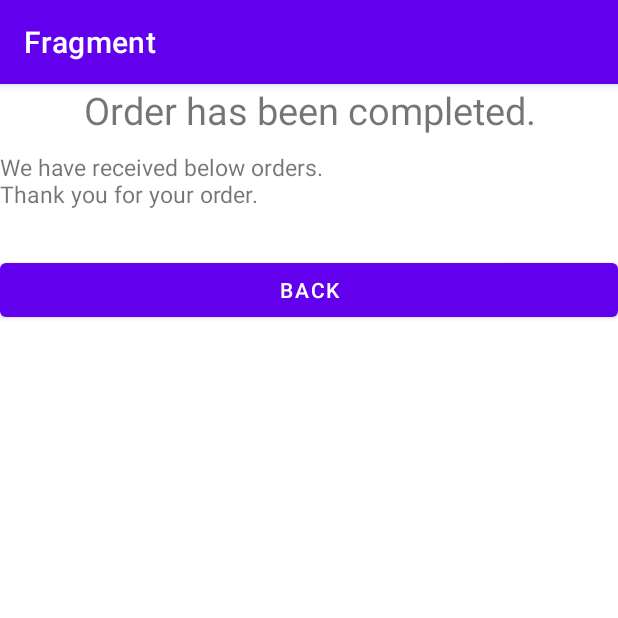
After one commit to b150005/-Kotlin, an Android app: the MenuThanksActivity screen opened directly, with no data from a screen before it, on a phone screen of 412 x 824 dp, the top half of it. The commit adds this screen. Run offline under Robolectric (Android 15) with nearby library versions, the phone set to English and light mode, and no system bars.

Commit message:
20210608

```diff
--- a/Fragment/app/src/main/AndroidManifest.xml
+++ b/Fragment/app/src/main/AndroidManifest.xml
@@ -9,6 +9,7 @@
         android:roundIcon="@mipmap/ic_launcher_round"
         android:supportsRtl="true"
         android:theme="@style/Theme.Fragment">
+        <activity android:name=".MenuThanksActivity"></activity>
         <activity android:name=".MainActivity">
             <intent-filter>
                 <action android:name="android.intent.action.MAIN" />
--- /dev/null
+++ b/Fragment/app/src/main/java/com/example/fragment/MenuThanksActivity.kt
@@ -0,0 +1,11 @@
+package com.example.fragment
+
+import androidx.appcompat.app.AppCompatActivity
+import android.os.Bundle
+
+class MenuThanksActivity : AppCompatActivity() {
+    override fun onCreate(savedInstanceState: Bundle?) {
+        super.onCreate(savedInstanceState)
+        setContentView(R.layout.activity_menu_thanks)
+    }
+}
--- /dev/null
+++ b/Fragment/app/src/main/java/com/example/fragment/MenuThanksFragment.kt
@@ -0,0 +1,112 @@
+package com.example.fragment
+
+import android.os.Bundle
+import androidx.fragment.app.Fragment
+import android.view.LayoutInflater
+import android.view.View
+import android.view.ViewGroup
+import android.widget.Button
+import android.widget.TextView
+
+class MenuThanksFragment : Fragment() {
+
+    // 10-inchの画面かどうか判定するフラグ
+    private var _isLayoutXLarger = true
+
+    override fun onCreate(savedInstanceState: Bundle?) {
+        super.onCreate(savedInstanceState)
+
+        // 10-inchの判定を行うためのフラグメント
+        // fragmentManager: FragmentManagerオブジェクトを表すプロパティ
+        // FragmentManager: アクティビティが保有するフラグメントを管理するクラス
+        // FragmentManager.findFragmentById(Id:): 指定したID(R値)に一致するフラグメントの取得
+        // id: レイアウトファイル(XML)で記述したフラグメントのID(R値)
+        val menuListFragment = fragmentManager?.findFragmentById(R.id.fragmentMenuList)
+
+        // 指定したフラグメントが同一アクティビティ内に存在しない場合
+        // -> 10-inchでない場合
+        if (menuListFragment == null) {
+            _isLayoutXLarger = false
+        }
+    }
+
+    // フラグメントのレイアウト(XML)のインフレート(フラグメントの生成)
+    override fun onCreateView(
+        inflater: LayoutInflater,
+        container: ViewGroup?,
+        savedInstanceState: Bundle?
+    ): View? {
+        // インフレートしたビュー
+        val view = inflater.inflate(R.layout.fragment_menu_thanks, container, false)
+
+        val extras: Bundle?
+
+        // 10-inchの画面である場合
+        if (_isLayoutXLarger) {
+            extras = arguments
+        }
+        // 10-inchの画面でない場合
+        else {
+            // 遷移元と遷移先を紐づけるIntentオブジェクト
+            // activity: フラグメントを表示するアクティビティ(FragmentActivityクラスのプロパティ)
+            // intent: Intentオブジェクト(Activityクラスのプロパティ)
+            // -> FragmentクラスはActivityクラスを継承していないため、
+            //    activityプロパティ(Nullable型)を中継してintentプロパティを利用
+            val intent = activity?.intent
+
+            // Intentオブジェクトに格納されたキーと値を格納するMap
+            // extras: Bundleオブジェクト(Intentクラスのプロパティ)
+            extras = intent?.extras
+        }
+
+        // キーを指定して取得する値
+        val menuName = extras?.getString("menuName")
+        val menuPrice = extras?.getString("menuPrice")
+
+        // フラグメント内のビュー(TextView)
+        val tvMenuName = view.findViewById<TextView>(R.id.tvMenuName)
+        val tvMenuPrice = view.findViewById<TextView>(R.id.tvMenuPrice)
+
+        // TextViewの表示文字列
+        tvMenuName.text = menuName
+        tvMenuPrice.text = menuPrice
+
+        // フラグメント内のビュー(Button)
+        val btBack = view.findViewById<Button>(R.id.btBack)
+
+        // ボタンをリスナとして定義
+        btBack.setOnClickListener(ButtonClickListener())
+
+        // インフレート済みのビューを返却
+        return view
+    }
+
+    // "タップ"イベントを検知するするリスナクラス(リスナ)
+    private inner class ButtonClickListener: View.OnClickListener {
+        // "タップ"イベント検知時の処理(イベントハンドラ)
+        override fun onClick(view: View?) {
+            // 10-inchの画面である場合
+            if (_isLayoutXLarger) {
+
+                // FragmentTransactionオブジェクトの取得
+                // FragmentTransaction: フラグメントトランザクションの制御を行うクラス
+                // FragmentManager?.beginTransaction(): FragmentTransactionオブジェクトの取得
+                val transaction = fragmentManager?.beginTransaction()
+
+                // フラグメントの削除
+                // FragmentTransaction?.remove(fragment:): 指定したフラグメントの削除
+                // fragment: 削除するフラグメント
+                transaction?.remove(this@MenuThanksFragment)
+
+                transaction?.commit()
+            }
+            // 10-inchの画面でない場合
+            else {
+                // アクティビティの終了
+                // -> activityプロパティを中継してfinish()メソッドを利用
+                activity?.finish()
+            }
+        }
+    }
+
+}
--- /dev/null
+++ b/Fragment/app/src/main/res/layout/activity_menu_thanks.xml
@@ -0,0 +1,12 @@
+<?xml version="1.0" encoding="utf-8"?>
+<FrameLayout
+    xmlns:android="http://schemas.android.com/apk/res/android"
+    android:layout_width="match_parent"
+    android:layout_height="match_parent">
+
+    <fragment
+        android:id="@+id/fragmentMenuThanks"
+        android:name="com.example.fragment.MenuThanksFragment"
+        android:layout_width="match_parent"
+        android:layout_height="match_parent"/>
+</FrameLayout>
--- /dev/null
+++ b/Fragment/app/src/main/res/layout/fragment_menu_thanks.xml
@@ -0,0 +1,45 @@
+<?xml version="1.0" encoding="utf-8"?>
+<LinearLayout
+    xmlns:android="http://schemas.android.com/apk/res/android"
+    android:layout_width="match_parent"
+    android:layout_height="match_parent"
+    android:orientation="vertical">
+
+    <TextView
+        android:layout_width="match_parent"
+        android:layout_height="wrap_content"
+        android:layout_marginBottom="10dp"
+        android:gravity="center"
+        android:text="@string/tv_thx_title"
+        android:textSize="25sp"/>
+
+    <TextView
+        android:layout_width="match_parent"
+        android:layout_height="wrap_content"
+        android:layout_marginBottom="10dp"
+        android:text="@string/tv_thx_desc"
+        android:textSize="15sp"/>
+
+    <LinearLayout
+        android:layout_width="match_parent"
+        android:layout_height="wrap_content"
+        android:orientation="horizontal">
+
+        <TextView
+            android:id="@+id/tvMenuName"
+            android:layout_width="0dp"
+            android:layout_height="wrap_content"
+            android:layout_weight="1"/>
+
+        <TextView
+            android:id="@+id/tvMenuPrice"
+            android:layout_width="wrap_content"
+            android:layout_height="wrap_content"/>
+    </LinearLayout>
+
+    <Button
+        android:id="@+id/btBack"
+        android:layout_width="match_parent"
+        android:layout_height="wrap_content"
+        android:text="@string/bt_thx_back"/>
+</LinearLayout>
--- a/Fragment/app/src/main/res/values/strings.xml
+++ b/Fragment/app/src/main/res/values/strings.xml
@@ -2,7 +2,5 @@
     <string name="app_name">Fragment</string>
     <string name="tv_thx_title">Order has been completed.</string>
     <string name="tv_thx_desc">We have received below orders.\nThank you for your order.</string>
-    <string name="tv_thx_back">Back</string>
-<!-- TODO: Remove or change this placeholder text -->
-    <string name="hello_blank_fragment">Hello blank fragment</string>
+    <string name="bt_thx_back">Back</string>
 </resources>
```
Also changed, not shown: Fragment/app/src/main/java/com/example/fragment/MenuListFragment.kt (+89 -39 lines), Fragment/app/src/main/res/layout-xlarge/activity_main.xml (added, +24 -0 lines), 1 other file.
